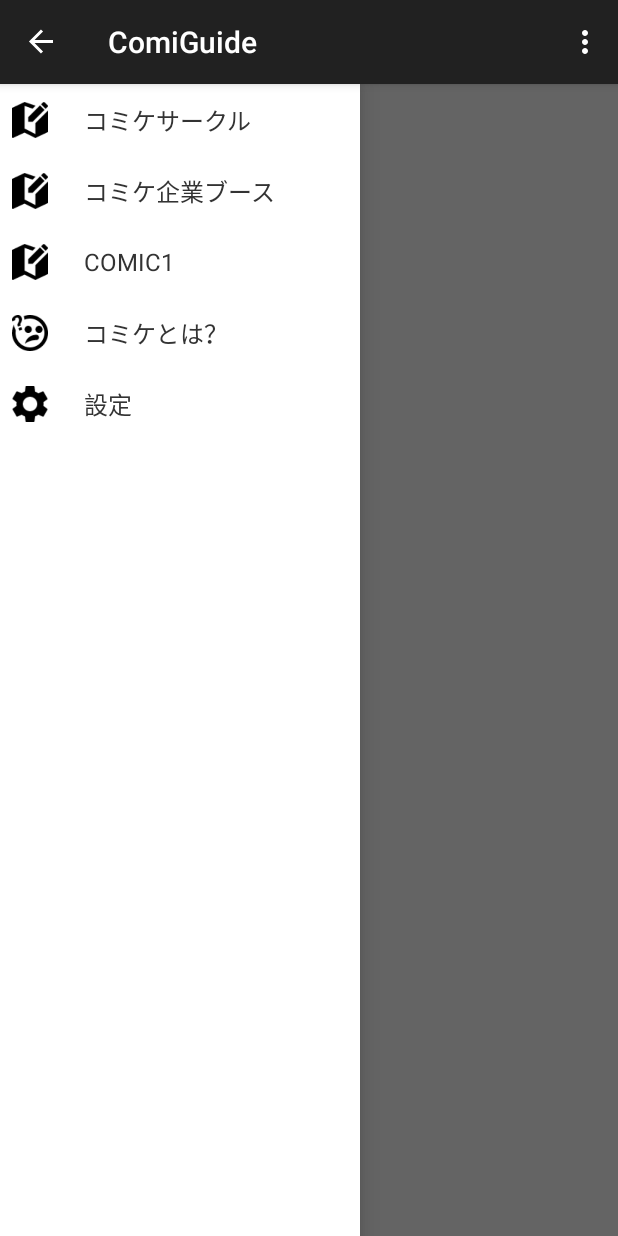
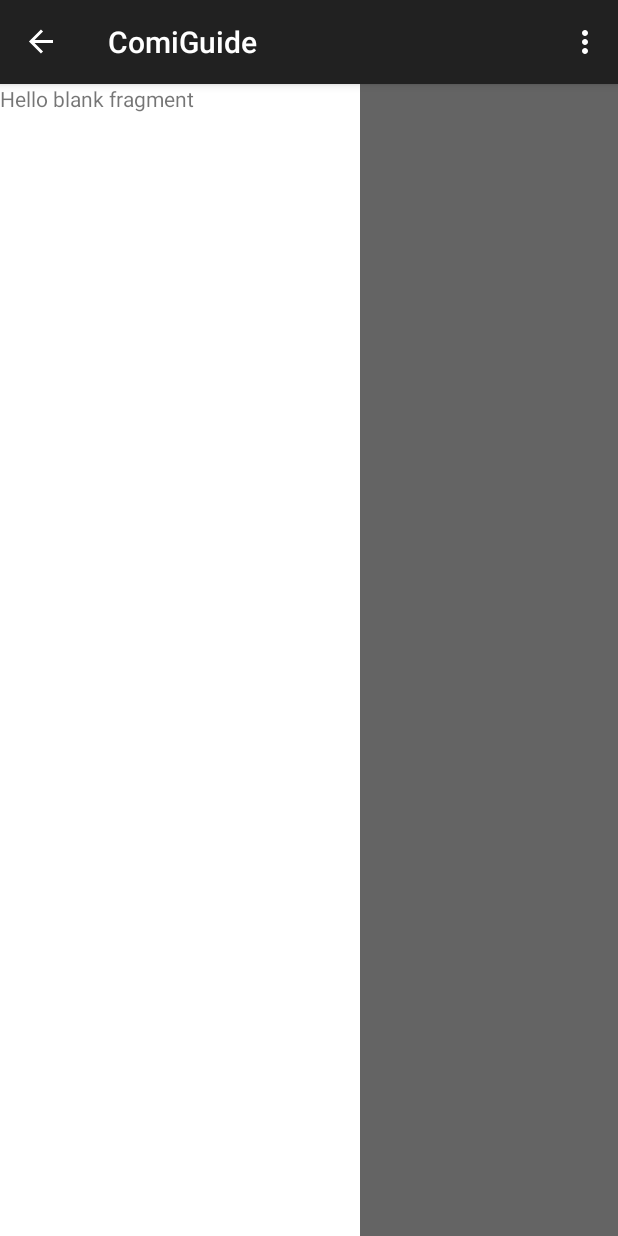
Before and after one commit to umatoma/comiguide_andorid, an Android app: the HomeActivity screen opened directly, with no data from a screen before it, with the side drawer open, on a phone screen of 412 x 824 dp. Run offline under Robolectric (Android 15) with nearby library versions, the phone set to English and light mode, and no system bars; 1 statement that could not run was skipped.

Commit message:
side menuをfragment化

```diff
--- a/app/src/main/java/net/umatoma/comiguide/activity/HomeActivity.java
+++ b/app/src/main/java/net/umatoma/comiguide/activity/HomeActivity.java
@@ -2,6 +2,9 @@ package net.umatoma.comiguide.activity;
 
 import android.content.Intent;
 import android.content.res.Configuration;
+import android.net.Uri;
+import android.support.v4.app.FragmentManager;
+import android.support.v4.app.FragmentTransaction;
 import android.support.v4.widget.DrawerLayout;
 import android.support.v7.app.ActionBarDrawerToggle;
 import android.support.v7.app.ActionBar;
@@ -18,10 +21,11 @@ import android.widget.TextView;
 import android.widget.Toast;
 
 import net.umatoma.comiguide.R;
+import net.umatoma.comiguide.fragment.SideMenuFragment;
 import net.umatoma.comiguide.adapter.HomeMenuAdapter;
 import net.umatoma.comiguide.model.User;
 
-public class HomeActivity extends ActionBarActivity {
+public class HomeActivity extends ActionBarActivity implements SideMenuFragment.OnFragmentInteractionListener {
 
     private User mUser;
     private ImageView mUserIcon;
@@ -29,6 +33,7 @@ public class HomeActivity extends ActionBarActivity {
     private ListView mNotificationList;
     private DrawerLayout mDrawerLayout;
     private ListView mDrawerList;
+    private SideMenuFragment sideMenuFragment;
     private ActionBarDrawerToggle mDrawerToggle;
     private HomeMenuAdapter mMenuAdapter;
     private ArrayAdapter<String> mNotificationAdaper;
@@ -44,9 +49,9 @@ public class HomeActivity extends ActionBarActivity {
         mActionBar.setHomeButtonEnabled(true);
 
         mMenuAdapter = new HomeMenuAdapter(this);
-        mDrawerList = (ListView) findViewById(R.id.left_drawer);
-        mDrawerList.setAdapter(mMenuAdapter);
-        mDrawerList.setOnItemClickListener(new DrawerItemClickListener());
+//        mDrawerList = (ListView) findViewById(R.id.left_drawer);
+//        mDrawerList.setAdapter(mMenuAdapter);
+//        mDrawerList.setOnItemClickListener(new DrawerItemClickListener());
 
         mDrawerLayout = (DrawerLayout) findViewById(R.id.drawer_layout);
         mDrawerToggle = new ActionBarDrawerToggle(this, mDrawerLayout, R.string.app_name, R.string.app_name) {
@@ -79,6 +84,11 @@ public class HomeActivity extends ActionBarActivity {
                 Toast.makeText(HomeActivity.this, str, Toast.LENGTH_SHORT);
             }
         });
+
+        FragmentManager manager = getSupportFragmentManager();
+        FragmentTransaction transaction = manager.beginTransaction();
+        transaction.add(R.id.left_drawer, SideMenuFragment.newInstance("hoge", "fuga"));
+        transaction.commit();
     }
 
     @Override
@@ -132,6 +142,11 @@ public class HomeActivity extends ActionBarActivity {
         return super.onOptionsItemSelected(item);
     }
 
+    @Override
+    public void onFragmentInteraction(Uri uri) {
+
+    }
+
     private class DrawerItemClickListener implements ListView.OnItemClickListener {
         @Override
         public void onItemClick(AdapterView<?> parent, View view, int position, long id) {
--- /dev/null
+++ b/app/src/main/java/net/umatoma/comiguide/fragment/SideMenuFragment.java
@@ -0,0 +1,111 @@
+package net.umatoma.comiguide.fragment;
+
+import android.app.Activity;
+import android.net.Uri;
+import android.os.Bundle;
+import android.support.v4.app.Fragment;
+import android.view.LayoutInflater;
+import android.view.View;
+import android.view.ViewGroup;
+
+import net.umatoma.comiguide.R;
+
+
+/**
+ * A simple {@link Fragment} subclass.
+ * Activities that contain this fragment must implement the
+ * {@link SideMenuFragment.OnFragmentInteractionListener} interface
+ * to handle interaction events.
+ * Use the {@link SideMenuFragment#newInstance} factory method to
+ * create an instance of this fragment.
+ */
+public class SideMenuFragment extends Fragment {
+    // TODO: Rename parameter arguments, choose names that match
+    // the fragment initialization parameters, e.g. ARG_ITEM_NUMBER
+    private static final String ARG_PARAM1 = "param1";
+    private static final String ARG_PARAM2 = "param2";
+
+    // TODO: Rename and change types of parameters
+    private String mParam1;
+    private String mParam2;
+
+    private OnFragmentInteractionListener mListener;
+
+    /**
+     * Use this factory method to create a new instance of
+     * this fragment using the provided parameters.
+     *
+     * @param param1 Parameter 1.
+     * @param param2 Parameter 2.
+     * @return A new instance of fragment SideMenuFragment.
+     */
+    // TODO: Rename and change types and number of parameters
+    public static SideMenuFragment newInstance(String param1, String param2) {
+        SideMenuFragment fragment = new SideMenuFragment();
+        Bundle args = new Bundle();
+        args.putString(ARG_PARAM1, param1);
+        args.putString(ARG_PARAM2, param2);
+        fragment.setArguments(args);
+        return fragment;
+    }
+
+    public SideMenuFragment() {
+        // Required empty public constructor
+    }
+
+    @Override
+    public void onCreate(Bundle savedInstanceState) {
+        super.onCreate(savedInstanceState);
+        if (getArguments() != null) {
+            mParam1 = getArguments().getString(ARG_PARAM1);
+            mParam2 = getArguments().getString(ARG_PARAM2);
+        }
+    }
+
+    @Override
+    public View onCreateView(LayoutInflater inflater, ViewGroup container,
+                             Bundle savedInstanceState) {
+        // Inflate the layout for this fragment
+        return inflater.inflate(R.layout.fragment_side_menu, container, false);
+    }
+
+    // TODO: Rename method, update argument and hook method into UI event
+    public void onButtonPressed(Uri uri) {
+        if (mListener != null) {
+            mListener.onFragmentInteraction(uri);
+        }
+    }
+
+    @Override
+    public void onAttach(Activity activity) {
+        super.onAttach(activity);
+        try {
+            mListener = (OnFragmentInteractionListener) activity;
+        } catch (ClassCastException e) {
+            throw new ClassCastException(activity.toString()
+                    + " must implement OnFragmentInteractionListener");
+        }
+    }
+
+    @Override
+    public void onDetach() {
+        super.onDetach();
+        mListener = null;
+    }
+
+    /**
+     * This interface must be implemented by activities that contain this
+     * fragment to allow an interaction in this fragment to be communicated
+     * to the activity and potentially other fragments contained in that
+     * activity.
+     * <p/>
+     * See the Android Training lesson <a href=
+     * "http://developer.android.com/training/basics/fragments/communicating.html"
+     * >Communicating with Other Fragments</a> for more information.
+     */
+    public interface OnFragmentInteractionListener {
+        // TODO: Update argument type and name
+        public void onFragmentInteraction(Uri uri);
+    }
+
+}
--- a/app/src/main/res/layout/activity_home.xml
+++ b/app/src/main/res/layout/activity_home.xml
@@ -14,13 +14,20 @@
 
         <include layout="@layout/include_home" />
     </FrameLayout>
+
     <!-- The navigation drawer -->
-    <ListView android:id="@+id/left_drawer"
+    <FrameLayout
+        android:id="@+id/left_drawer"
         android:layout_width="240dp"
         android:layout_height="match_parent"
-        android:layout_gravity="start"
-        android:choiceMode="singleChoice"
-        android:divider="@android:color/transparent"
-        android:dividerHeight="0dp"
-        android:background="#fff"/>
+        android:layout_gravity="start"/>
+
+    <!--<ListView android:id="@+id/left_drawer"-->
+        <!--android:layout_width="240dp"-->
+        <!--android:layout_height="match_parent"-->
+        <!--android:layout_gravity="start"-->
+        <!--android:choiceMode="singleChoice"-->
+        <!--android:divider="@android:color/transparent"-->
+        <!--android:dividerHeight="0dp"-->
+        <!--android:background="#fff"/>-->
 </android.support.v4.widget.DrawerLayout>
--- /dev/null
+++ b/app/src/main/res/layout/fragment_side_menu.xml
@@ -0,0 +1,12 @@
+<FrameLayout xmlns:android="http://schemas.android.com/apk/res/android"
+    xmlns:tools="http://schemas.android.com/tools"
+    android:layout_width="match_parent"
+    android:layout_height="match_parent"
+    android:background="#fff"
+    tools:context="net.umatoma.comiguide.fragment.SideMenuFragment">
+
+    <!-- TODO: Update blank fragment layout -->
+    <TextView android:layout_width="match_parent" android:layout_height="match_parent"
+        android:text="@string/hello_blank_fragment" />
+
+</FrameLayout>
--- a/app/src/main/res/values/strings.xml
+++ b/app/src/main/res/values/strings.xml
@@ -7,4 +7,7 @@
 
     <string name="toast_logout">ログアウトしました</string>
     <string name="title_activity_comiket_circle">コミケ - サークル</string>
+
+<!-- TODO: Remove or change this placeholder text -->
+    <string name="hello_blank_fragment">Hello blank fragment</string>
 </resources>
```
